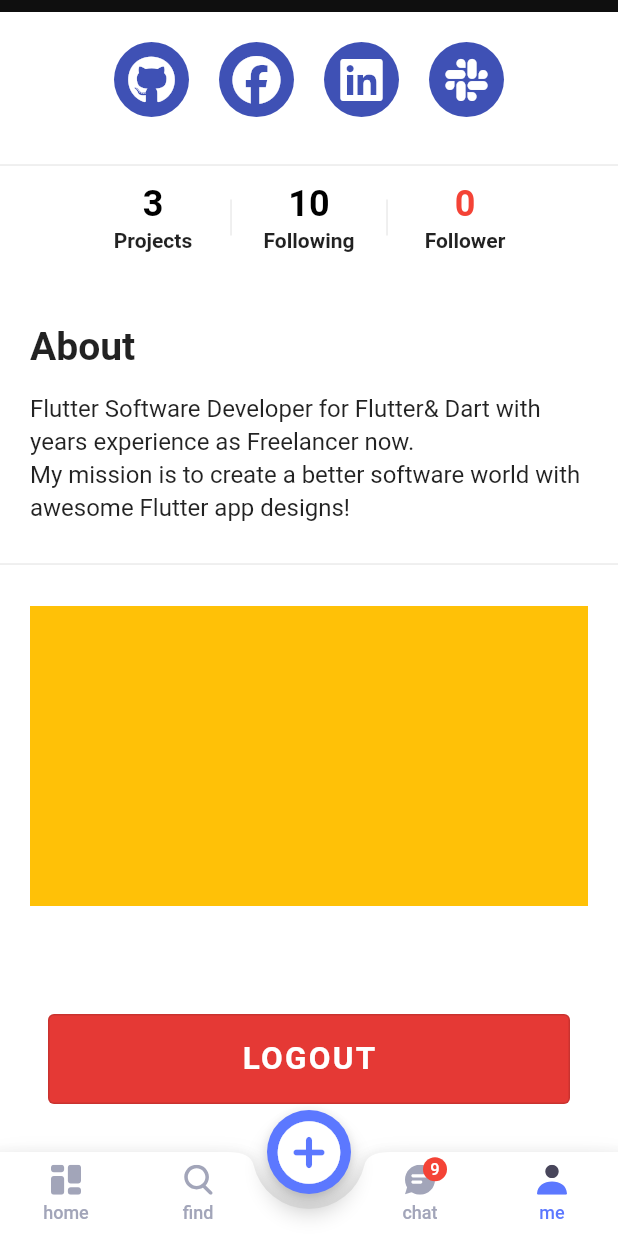
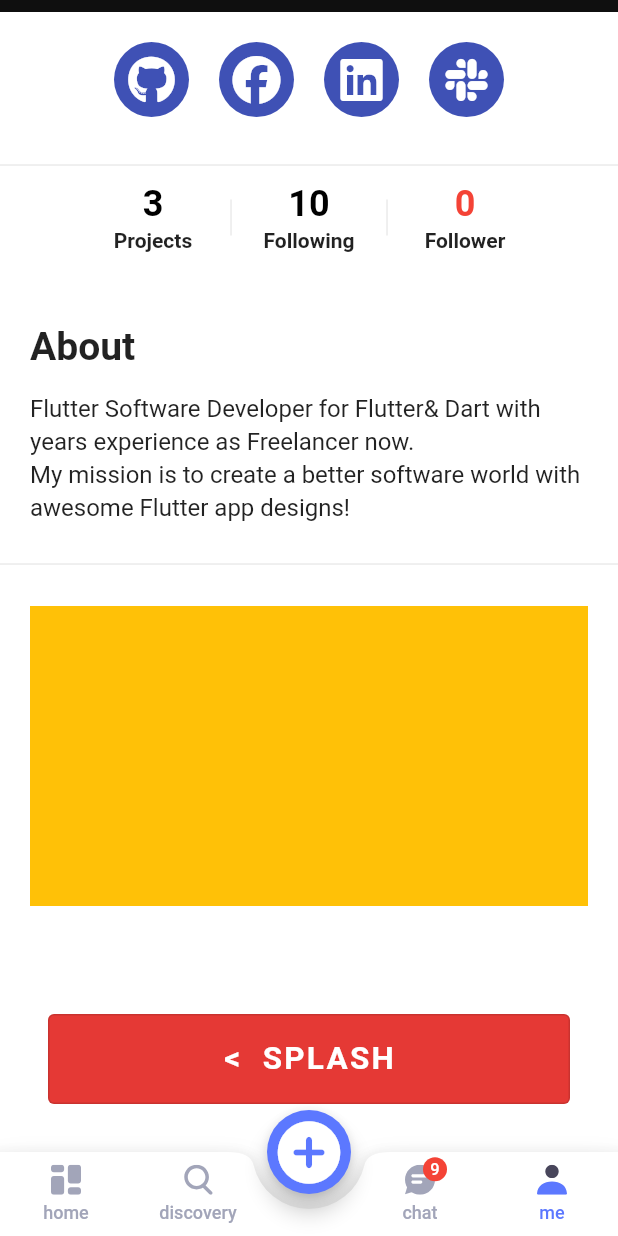
Before and after one commit to JiexinLee/blog, a Flutter app: the MyHomePage screen opened directly, item 4 of the bottom bar chosen, scrolled down 420 dp, on a phone screen of 412 x 824 dp. Run offline on Flutter 3.47's test engine with Material 2 defaults, Android fonts, the phone set to English and light mode, and no system bars; our stand-ins replace flutter_svg, font_awesome_flutter, get, shared_preferences, smooth_page_indicator, webview_flutter; accounts and stored records are empty; network calls fail.

Commit message:
update find page

```diff
--- a/lib/main.dart
+++ b/lib/main.dart
@@ -103,7 +103,7 @@ class _MyHomePageState extends State<MyHomePage> {
               icon: SvgIcon.layout,
             ),
             NavigationItemModel(
-              label: "find",
+              label: "discovery",
               icon: SvgIcon.search,
             ),
             NavigationItemModel(
--- a/lib/pages/me/me.dart
+++ b/lib/pages/me/me.dart
@@ -44,7 +44,7 @@ class _MeState extends State<Me> {
           buildTop(),
           buildContent(),
           const Divider(),
-          buildChips(),
+          buildChipsPanel(),
           const SizedBox(height: 20),
           Container(
             alignment: Alignment.center,
@@ -196,7 +196,7 @@ class _MeState extends State<Me> {
         ),
         child: const FittedBox(
           child: Text(
-            'LOGOUT',
+            "<  SPLASH",
             style: TextStyle(
               fontSize: 21,
               color: Colors.white,
--- a/lib/widgets/chips.dart
+++ b/lib/widgets/chips.dart
@@ -1,8 +1,14 @@
 import 'package:flutter/material.dart';
 
-Widget buildChips() => Container(
-  height: 200,
-  width: double.infinity,
-  margin: const EdgeInsets.all(20),
-  color: Colors.amber,
-);
+Widget buildChipsPanel() => Container(
+      height: 200,
+      width: double.infinity,
+      margin: const EdgeInsets.all(20),
+      color: Colors.amber,
+    );
+
+Widget buildChip() => const Chip(
+      label: Text("CHIP"),
+      labelPadding: EdgeInsets.all(4),
+      backgroundColor: Colors.indigo,
+    );
--- a/pubspec.yaml
+++ b/pubspec.yaml
@@ -49,6 +49,8 @@ dependencies:
   html: ^0.15.0
 
   webview_flutter: ^3.0.4
+
+  flutter_staggered_grid_view: ^0.6.1
 
 dev_dependencies:
   flutter_test:
```
Also changed, not shown: lib/pages/find/find.dart (+14 -4 lines), lib/pages/find/grids.dart (added, +43 -0 lines), pubspec.lock.
